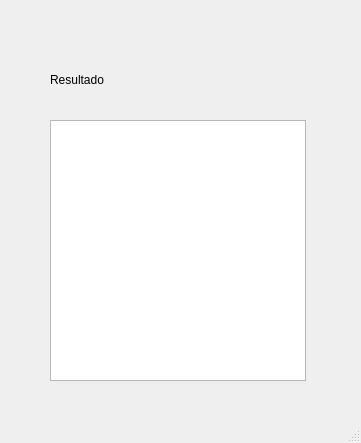
This is Laboratorio 4/problemaPro/ejercicio2/mainwindow.ui in Joshep-c/Tecnolog-a_Objetos as Qt 5 draws it before an edit. The edited form follows.
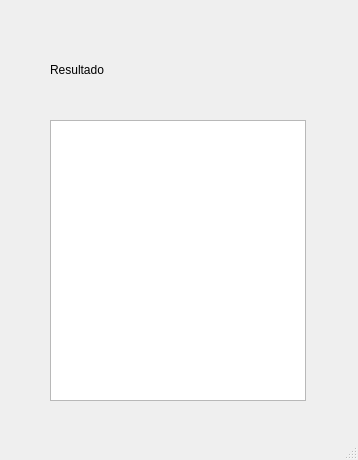
This is the edited form.

Commit message: Culminación de ejercicio propuestos

Diff of the .ui file:
```diff
--- a/Laboratorio 4/problemaPro/ejercicio2/mainwindow.ui
+++ b/Laboratorio 4/problemaPro/ejercicio2/mainwindow.ui
@@ -6,8 +6,8 @@
    <rect>
     <x>0</x>
     <y>0</y>
-    <width>361</width>
-    <height>443</height>
+    <width>358</width>
+    <height>460</height>
    </rect>
   </property>
   <property name="windowTitle">
@@ -18,9 +18,9 @@
     <property name="geometry">
      <rect>
       <x>50</x>
-      <y>49</y>
+      <y>29</y>
       <width>251</width>
-      <height>61</height>
+      <height>81</height>
      </rect>
     </property>
     <property name="text">
@@ -33,7 +33,7 @@
       <x>50</x>
       <y>120</y>
       <width>256</width>
-      <height>261</height>
+      <height>281</height>
      </rect>
     </property>
    </widget>
```
Left out of the diff: 2 changed lines with no effect on the pictures. The commit also changes 2 other files.
